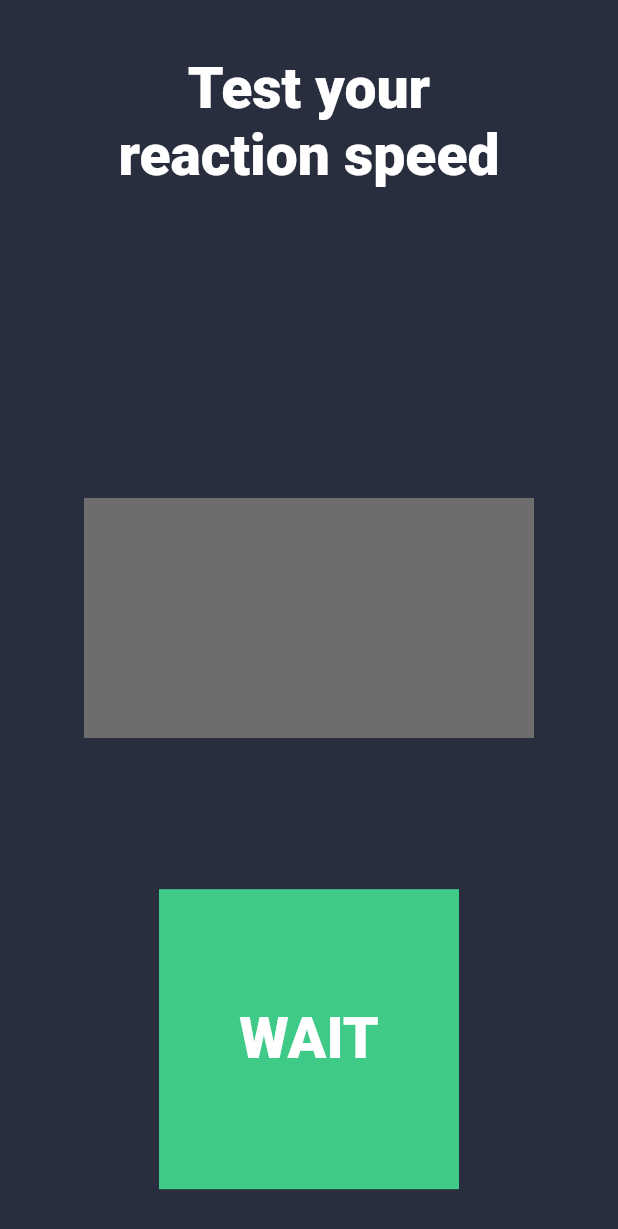
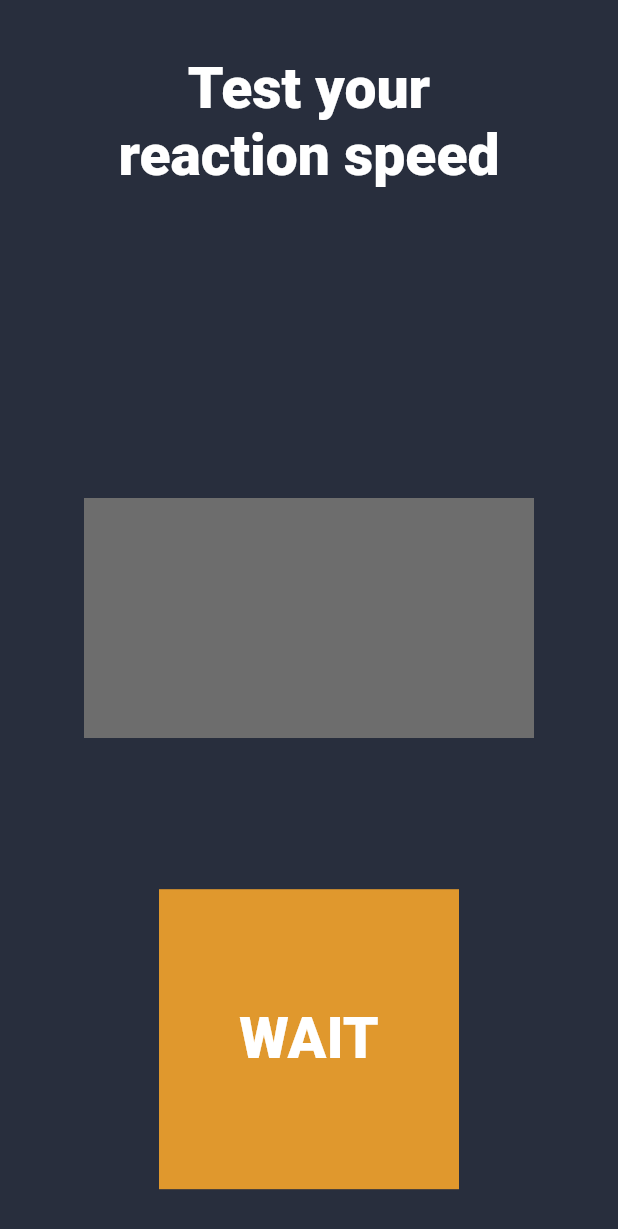
Before and after one commit to reaferon/flutter_push, a Flutter app: the screen it shows after launch, after a tap on "START", on a phone screen of 412 x 824 dp. Shown: the top 1229 px of the screen. Run offline on Flutter 3.47's test engine with Material 2 defaults, Android fonts, the phone set to English and light mode, and no system bars.

Commit message:
colored button

```diff
--- a/lib/main.dart
+++ b/lib/main.dart
@@ -24,8 +24,8 @@ class MyHomePage extends StatefulWidget {
 
 class _MyHomePageState extends State<MyHomePage> {
   String millisecondsText = "";
-  int buttonColor = 0xFF40CA88;
   GameState gameState = GameState.readyToStart;
+  ButtonColor buttonColor = ButtonColor.ready;
   Timer? waitingTimer;
   Timer? stoppableTimer;
 
@@ -83,7 +83,7 @@ class _MyHomePageState extends State<MyHomePage> {
                   }
                 }),
                 child: ColoredBox(
-                  color: Color(buttonColor),
+                  color: Color(_getButtonColor()),
                   child: SizedBox(
                     height: 200,
                     width: 200,
@@ -107,14 +107,22 @@ class _MyHomePageState extends State<MyHomePage> {
   String _getButtonText() {
     switch (gameState) {
       case GameState.readyToStart:
-        buttonColor = 0xFF40CA88;
         return "START";
       case GameState.waiting:
-        buttonColor = 0xFFE0982D;
         return "WAIT";
       case GameState.canBeStopped:
-        buttonColor = 0xFFE02D47;
         return "STOP";
+    }
+  }
+
+  int _getButtonColor() {
+    switch (gameState) {
+      case GameState.readyToStart:
+        return 0xFF40CA88;
+      case GameState.waiting:
+        return 0xFFE0982D;
+      case GameState.canBeStopped:
+        return 0xFFE02D47;
     }
   }
 
@@ -145,3 +153,5 @@ class _MyHomePageState extends State<MyHomePage> {
 }
 
 enum GameState { readyToStart, waiting, canBeStopped }
+
+enum ButtonColor { ready, waiting, stopped }
```
